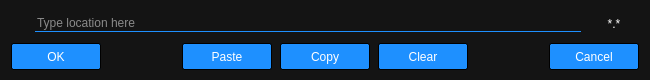
This is Baka MPlayer/windows/locationdialog.ui in u8sand/Baka-MPlayer as Qt 5 draws it before an edit. The edited form follows.
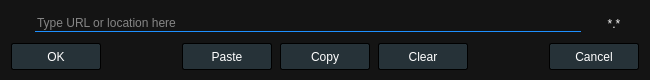
This is the edited form. Icons and pictures are not drawn.

Commit message: mainwindow.ui: more interface tweaks - Replaced show_all icon - Changed QButton background color - Added 'Open Sans' font

```diff
--- a/Baka MPlayer/windows/locationdialog.ui
+++ b/Baka MPlayer/windows/locationdialog.ui
@@ -16,8 +16,8 @@
   <property name="styleSheet">
    <string notr="true">QWidget {
 	background: #141414;
-	color: white;
-	font: 14px &quot;Lucida Sans Unicode&quot;;
+	color: whitesmoke;
+	font: 14px &quot;Open Sans&quot;;
 }
 
 QLineEdit {
@@ -26,7 +26,7 @@
 }
 
 QPushButton {
-    background: dodgerblue;
+    background: #263238;
 	color: white;
 	border: 1px outset black;
 	border-radius: 2px;
@@ -63,7 +63,7 @@
      <item>
       <widget class="QLineEdit" name="urlEdit">
        <property name="placeholderText">
-        <string>Type location here</string>
+        <string>Type URL or location here</string>
        </property>
        <property name="clearButtonEnabled">
         <bool>true</bool>
```
The commit also changes 4 other files.
